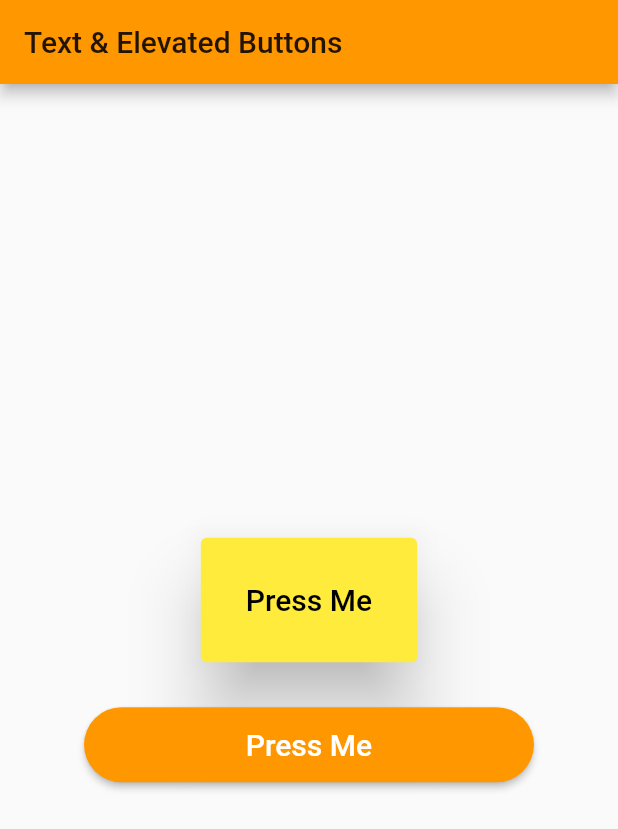
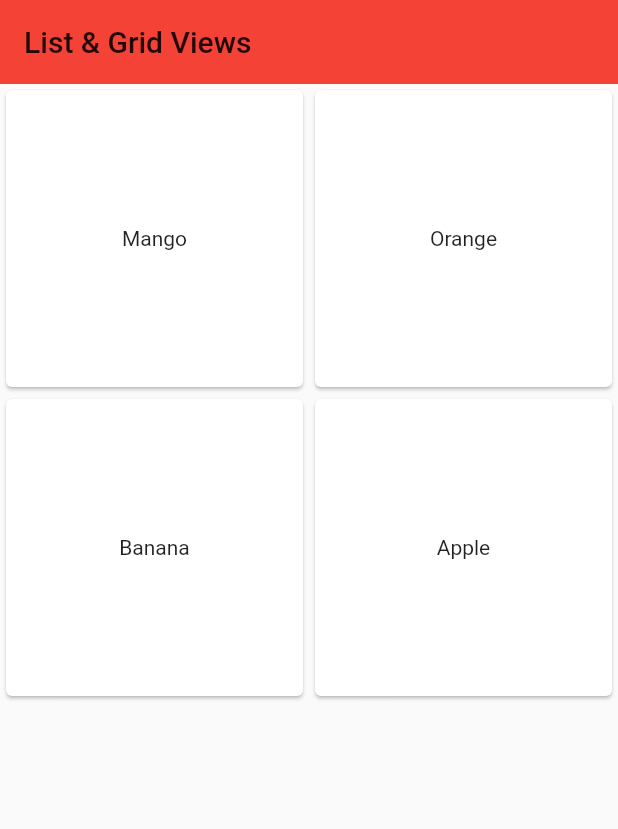
Before and after one commit to codemike513/Flutter-Widgets, a Flutter app: the screen it shows after launch, on a phone screen of 412 x 824 dp. Shown: the top 829 px of the screen. Run offline on Flutter 3.47's test engine with Material 2 defaults, Android fonts, the phone set to English and light mode, and no system bars.

Commit message:
List View and Grid View

```diff
--- a/lib/main.dart
+++ b/lib/main.dart
@@ -1,12 +1,13 @@
 import 'package:flutter/material.dart';
 import 'package:widget_app/widgets/container_sizedBox.dart';
+import 'package:widget_app/widgets/listview_gridview.dart';
 import 'package:widget_app/widgets/row_col_wrap.dart';
 import 'package:widget_app/widgets/text_elevatedButton.dart';
 
 
 void main() => runApp(MaterialApp(
       debugShowCheckedModeBanner: false,
-      home: TextElevatedButtons(),
+      home: ListGridViews(),
       theme: ThemeData(
         brightness: Brightness.light,
         primaryColor: Colors.orange,
--- /dev/null
+++ b/lib/widgets/listview_gridview.dart
@@ -0,0 +1,123 @@
+import 'package:flutter/material.dart';
+
+class ListGridViews extends StatefulWidget {
+  const ListGridViews({Key? key}) : super(key: key);
+
+  @override
+  _ListGridViewsState createState() => _ListGridViewsState();
+}
+
+class _ListGridViewsState extends State<ListGridViews> {
+  List<String> fruits = ['Mango', 'Orange', 'Banana', 'Apple'];
+  Map programmers = {
+    'languages': [
+      'Flutter',
+      'React Js',
+      'JavaScript',
+      'Python',
+      'Android',
+      'Python'
+    ],
+    'names': ['Mihir', 'Harshit', 'Harsha', 'Aastha', 'Abhilasha', 'Riddhi']
+  };
+  @override
+  Widget build(BuildContext context) {
+    return Scaffold(
+      appBar: AppBar(
+        title: Text('List & Grid Views'),
+        backgroundColor: Colors.red,
+        elevation: 0,
+      ),
+      body: Container(
+        // In ListView we get the scrolling functionality automatically which we do not get in column. column gives overflow error.
+        // child: ListView(
+        //   children: [
+        //     // Card Provides a few good decorative functionality as we do not get in container
+        //     Card(
+        //       child: ListTile(
+        //         title: Text('Orange'),
+        //         subtitle: Text('Karan'),
+        //       ),
+        //     ),
+        //     Card(
+        //       child: ListTile(
+        //         title: Text('Orange'),
+        //         subtitle: Text('Karan'),
+        //       ),
+        //     ),
+        //   ],
+        // ),
+
+        // ListView is for static data, if we want to get data from API or database we will use ListView.builder
+        // child: ListView.builder(
+        //   itemCount: programmers['languages'].length,
+        //   itemBuilder: (context, index) {
+        //     return Card(
+        //       child: ListTile(
+        //         onTap: () {
+        //           print(programmers['languages'][index]);
+        //         },
+        //         leading: Icon(Icons.person),
+        //         title: Text(
+        //           programmers['languages'][index],
+        //         ),
+        //         subtitle: Text(
+        //           programmers['names'][index],
+        //         ),
+        //       ),
+        //     );
+        //   },
+        // ),
+
+        // In Gridview grid delegate means the number of fixed grids will be present there
+        // child: GridView(
+        //   gridDelegate: SliverGridDelegateWithFixedCrossAxisCount(
+        //     crossAxisCount: 3,
+        //     crossAxisSpacing: 20,
+        //     mainAxisSpacing: 20,
+        //     childAspectRatio: 2 / 3
+        //   ),
+        //   children: [
+        //     Card(
+        //       child: Center(child: Text('Orange')),
+        //     ),
+        //     Card(
+        //       child: Center(child: Text('Orange')),
+        //     ),
+        //     Card(
+        //       child: Center(child: Text('Orange')),
+        //     ),
+        //     Card(
+        //       child: Center(child: Text('Orange')),
+        //     ),
+        //     Card(
+        //       child: Center(child: Text('Orange')),
+        //     ),
+        //     Card(
+        //       child: Center(child: Text('Orange')),
+        //     ),
+        //     Card(
+        //       child: Center(child: Text('Orange')),
+        //     ),
+        //     Card(
+        //       child: Center(child: Text('Orange')),
+        //     ),
+        //   ],
+        // ),
+
+        // GridView.builder
+        child: GridView.builder(
+            gridDelegate:
+                SliverGridDelegateWithFixedCrossAxisCount(crossAxisCount: 2),
+            itemCount: fruits.length,
+            itemBuilder: (context, index) {
+              return Card(
+                child: Center(
+                  child: Text(fruits[index]),
+                ),
+              );
+            }),
+      ),
+    );
+  }
+}
```
